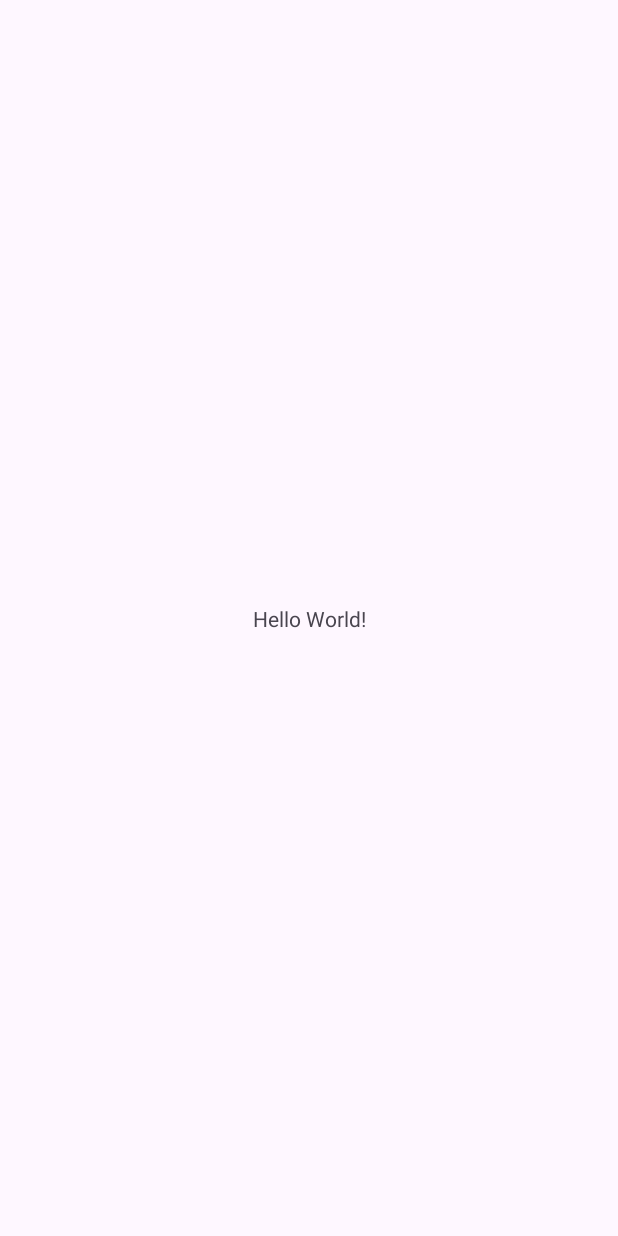
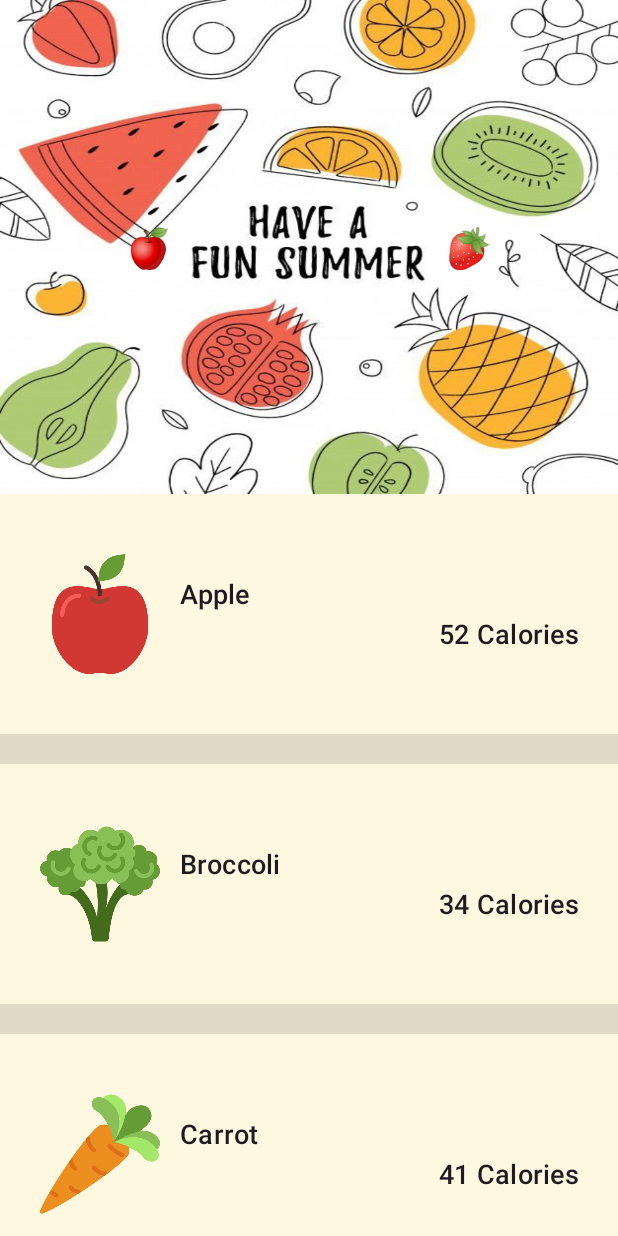
Before and after one commit to CamLy2003/Mobile-Android-Studio, an Android app: the screen it shows after launch (MainActivity), on a phone screen of 412 x 824 dp. Before the commit the screen is almost empty. Run offline under Robolectric (Android 15) with nearby library versions, the light colour scheme and no system bars.

Commit message:
Create 1 layout ListView about types of fruits with calories

```diff
--- a/App_android/app/src/main/java/com/example/app_android/MainActivity.java
+++ b/App_android/app/src/main/java/com/example/app_android/MainActivity.java
@@ -1,24 +1,89 @@
 package com.example.app_android;
 
+import android.graphics.drawable.Drawable;
 import android.os.Bundle;
+import android.text.Spannable;
+import android.text.SpannableString;
+import android.text.style.AlignmentSpan;
+import android.widget.ArrayAdapter;
+import android.widget.ListView;
+import android.widget.TextView;
+import android.view.View;
+import android.view.ViewGroup;
+import android.text.Layout;
 
-import androidx.activity.EdgeToEdge;
 import androidx.appcompat.app.AppCompatActivity;
-import androidx.core.graphics.Insets;
-import androidx.core.view.ViewCompat;
-import androidx.core.view.WindowInsetsCompat;
 
 public class MainActivity extends AppCompatActivity {
+    ListView listView;
+    String[] fruits = {
+            "Apple", "Broccoli", "Carrot", "Cherries", "Grapes",
+            "Lemon", "Raspberry", "Salad", "Strawberry", "Tomato"
+    };
+
+    String[] calories = {
+            "52 Calories", "34 Calories", "41 Calories", "50 Calories", "67 Calories",
+            "29 Calories", "52 Calories", "15 Calories", "33 Calories", "18 Calories"
+    };
+
+    int[] images = {
+            R.drawable.apple, R.drawable.broccoli, R.drawable.carrot,
+            R.drawable.cherries, R.drawable.grapes, R.drawable.lemon,
+            R.drawable.raspberry, R.drawable.salad, R.drawable.strawberry, R.drawable.tomato
+    };
 
     @Override
     protected void onCreate(Bundle savedInstanceState) {
         super.onCreate(savedInstanceState);
-        EdgeToEdge.enable(this);
         setContentView(R.layout.activity_main);
-        ViewCompat.setOnApplyWindowInsetsListener(findViewById(R.id.main), (v, insets) -> {
-            Insets systemBars = insets.getInsets(WindowInsetsCompat.Type.systemBars());
-            v.setPadding(systemBars.left, systemBars.top, systemBars.right, systemBars.bottom);
-            return insets;
-        });
+
+        listView = findViewById(R.id.list);
+
+        ArrayAdapter<String> adapter = new ArrayAdapter<String>(this, android.R.layout.simple_list_item_1, fruits) {
+            @Override
+            public View getView(int position, View convertView, ViewGroup parent) {
+                View view = super.getView(position, convertView, parent);
+                TextView textView = view.findViewById(android.R.id.text1);
+
+                // Set hình ảnh
+                int imgSize = 120;
+                Drawable drawable = getResources().getDrawable(images[position]);
+                drawable.setBounds(0, 0, imgSize, imgSize);
+                textView.setCompoundDrawables(drawable, null, null, null);
+                textView.setCompoundDrawablePadding(20);
+
+                String fruit = fruits[position];
+                String calo = calories[position];
+                String fullText = fruit + "\n" + calo;
+
+                SpannableString spannable = new SpannableString(fullText);
+
+                // Canh phải dòng calories
+                spannable.setSpan(
+                        new AlignmentSpan.Standard(Layout.Alignment.ALIGN_OPPOSITE),
+                        fruit.length() + 1, // Dữ liệu calories bắt đầu từ đây
+                        fullText.length(),
+                        Spannable.SPAN_EXCLUSIVE_EXCLUSIVE
+                );
+
+                int margin = 40; // Điều chỉnh lề theo nhu cầu của bạn
+                spannable.setSpan(
+                        new android.text.style.LeadingMarginSpan.Standard(margin),
+                        fruit.length() + 1,
+                        fullText.length(),
+                        Spannable.SPAN_EXCLUSIVE_EXCLUSIVE
+                );
+
+                textView.setText(spannable);
+                textView.setTextSize(18);
+                textView.setPadding(40, 60, 40, 60);
+
+                return view;
+            }
+
+
+        };
+        listView.setAdapter(adapter);
+        listView.setDividerHeight(30); // Giãn dòng
     }
 }
--- a/App_android/app/src/main/res/layout/activity_main.xml
+++ b/App_android/app/src/main/res/layout/activity_main.xml
@@ -1,19 +1,39 @@
 <?xml version="1.0" encoding="utf-8"?>
-<androidx.constraintlayout.widget.ConstraintLayout xmlns:android="http://schemas.android.com/apk/res/android"
+<LinearLayout xmlns:android="http://schemas.android.com/apk/res/android"
     xmlns:app="http://schemas.android.com/apk/res-auto"
     xmlns:tools="http://schemas.android.com/tools"
     android:id="@+id/main"
     android:layout_width="match_parent"
     android:layout_height="match_parent"
+    android:orientation="vertical"
+    android:background="#FFF8E1"
     tools:context=".MainActivity">
 
-    <TextView
-        android:layout_width="wrap_content"
-        android:layout_height="wrap_content"
-        android:text="Hello World!"
-        app:layout_constraintBottom_toBottomOf="parent"
-        app:layout_constraintEnd_toEndOf="parent"
-        app:layout_constraintStart_toStartOf="parent"
-        app:layout_constraintTop_toTopOf="parent" />
+    <!-- Box ghi chú đẹp hơn -->
+    <LinearLayout
+        android:layout_width="match_parent"
+        android:layout_height="0dp"
+        android:layout_weight="2"
+        android:orientation="vertical"
+        android:gravity="center"
+        android:padding="24dp"
+        android:background="@drawable/box">
 
-</androidx.constraintlayout.widget.ConstraintLayout>
+        <TextView
+            android:id="@+id/note"
+            android:layout_width="wrap_content"
+            android:layout_height="wrap_content"
+            android:text="🍎                           🍓"
+            android:textSize="26sp"
+            android:textStyle="bold"
+            android:textColor="#4E342E" />
+    </LinearLayout>
+
+    <!-- ListView -->
+    <ListView
+        android:id="@+id/list"
+        android:layout_width="match_parent"
+        android:layout_height="0dp"
+        android:layout_weight="3" />
+
+</LinearLayout>
--- a/App_android/gradle/libs.versions.toml
+++ b/App_android/gradle/libs.versions.toml
@@ -5,7 +5,7 @@ junitVersion = "1.2.1"
 espressoCore = "3.6.1"
 appcompat = "1.7.0"
 material = "1.12.0"
-activity = "1.10.1"
+activity = "1.9.0"
 constraintlayout = "2.2.1"
 
 [libraries]
```
Also changed, not shown: App_android/app/src/main/res/drawable/apple.png (added), App_android/app/src/main/res/drawable/box.jpg (added), App_android/app/src/main/res/drawable/broccoli.png (added), App_android/app/src/main/res/drawable/carrot.png (added), App_android/app/src/main/res/drawable/cherries.png (added), App_android/app/src/main/res/drawable/grapes.png (added), App_android/app/src/main/res/drawable/lemon.png (added), App_android/app/src/main/res/drawable/raspberry.png (added), App_android/app/src/main/res/drawable/salad.png (added), App_android/app/src/main/res/drawable/strawberry.png (added), App_android/app/src/main/res/drawable/tomato.png (added).
